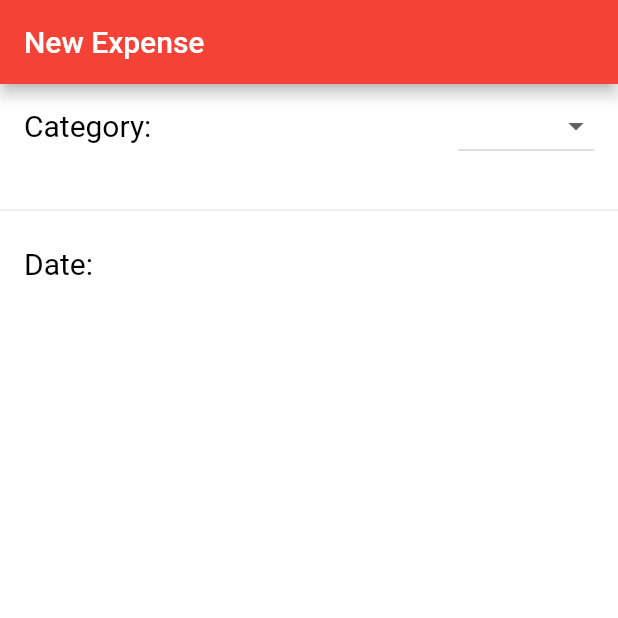
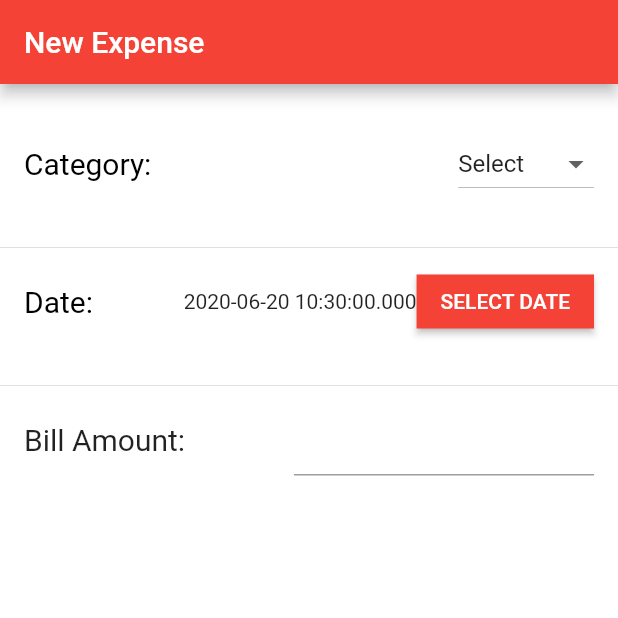
Before and after one commit to vishruth-v/Expense-Tracker, a Flutter app: the screen it shows after launch, on a phone screen of 412 x 824 dp, the top half of it. Run offline on Flutter 3.47's test engine with Material 2 defaults, Android fonts, the phone set to English and light mode, and no system bars.

Commit message:
"Added Date Selection and Bill Amount field"

```diff
--- a/Vishruth/expense_track_vish/lib/main.dart
+++ b/Vishruth/expense_track_vish/lib/main.dart
@@ -1,6 +1,5 @@
 import 'package:flutter/material.dart';
-//import 'package:intl/intl.dart';
-//import 'package:datetime_picker_formfield/datetime_picker_formfield.dart';
+//import 'dart:async';
 
 void main() => runApp(MyApp());
 
@@ -34,7 +33,9 @@ class _NewExpenseState extends State<NewExpense> {
 
   @override
   Widget build(BuildContext context) {
-    return Column(
+    return Padding(
+      padding: const EdgeInsets.only(top:25),
+      child: Column(
         children: <Widget>[
           ListTile(
             title: Text(
@@ -45,6 +46,7 @@ class _NewExpenseState extends State<NewExpense> {
               ),
             ),
             trailing: DropdownButton(
+              value: dropdownValue,
               items: <String>['Select', 'Food', 'Materials']
                   .map<DropdownMenuItem<String>>((String value) {
                 return DropdownMenuItem<String>(
@@ -71,6 +73,55 @@ class _NewExpenseState extends State<NewExpense> {
                 color: Colors.black,
               ),
             ),
+            trailing: Row(
+              mainAxisSize: MainAxisSize.min,
+              children: <Widget>[
+                Text(
+                  selectedDate == null ? 'Select Date' : selectedDate.toString(),
+                ),
+                RaisedButton(
+                  shape: RoundedRectangleBorder(),
+                  textColor: Colors.white,
+                  child: Text('SELECT DATE'),
+                  color: Colors.red,
+                  onPressed: () {
+                    showDatePicker(
+                      initialEntryMode: DatePickerEntryMode.input,
+                      context: context,
+                      initialDate:
+                          selectedDate == null ? DateTime.now() : selectedDate,
+                      firstDate: DateTime(2001),
+                      lastDate: DateTime(2030),
+                    ).then((date) {
+                      setState(() {
+                        selectedDate = date;
+                      });
+                    });
+                  },
+                ),
+              ],
+            ),
+          ),
+          SizedBox(
+            height: 20,
+          ),
+          Divider(),
+          ListTile(
+            title: Text(
+              'Bill Amount:',
+              style: TextStyle(fontSize: 20),
+            ),
+            trailing: Container(
+              width: 200,
+              child: TextField(),
+            ),
+          )
+        ],
+      ),
+    );
+  }
+}
+
 // trailing: Row(
 //   children: <Widget>[
 //     // DateTimeField(
@@ -85,8 +136,19 @@ class _NewExpenseState extends State<NewExpense> {
 //     // ),
 //   ],
 // ),
-        ),
-      ],
-    );
-  }
-}
+
+// trailing: RaisedButton(
+//             onPressed: () {
+//               showDatePicker(
+//                 context: context,
+//                 initialDate: DateTime.now(),
+//                 firstDate: DateTime(2001),
+//                 lastDate: DateTime(2030),
+//                 fieldLabelText: selectedDate.toString(),
+//               ).then((date) {
+//                 setState(() {
+//                   selectedDate = date;
+//                 });
+//               });
+//             },
+//           ),
```
Lines whose indentation alone changed are shown as unchanged.
